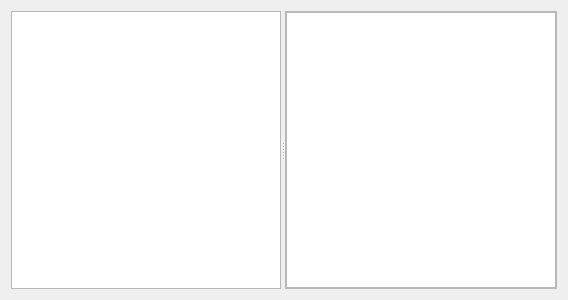
The window that plugins/pmhplugin/pmhmodewidget.ui (FreeHealth/freehealth) describes before a commit, drawn with Qt 5.
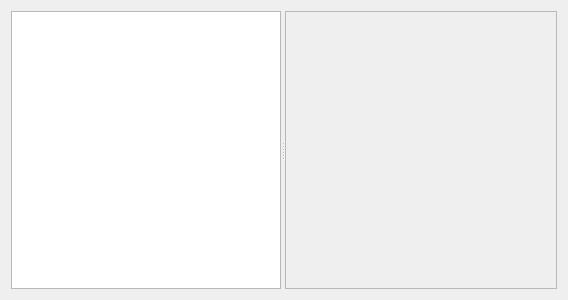
The same window after the commit. Custom widgets are drawn as their Qt base class.

Commit message: adding formdatamapper in pmhx

Patch:
```diff
--- a/plugins/pmhplugin/pmhmodewidget.ui
+++ b/plugins/pmhplugin/pmhmodewidget.ui
@@ -56,7 +56,7 @@
         <item row="0" column="0">
          <widget class="QStackedWidget" name="stackedWidget">
           <property name="currentIndex">
-           <number>0</number>
+           <number>2</number>
           </property>
           <widget class="QWidget" name="pageSynthesis">
            <layout class="QGridLayout" name="gridLayout_3">
@@ -85,6 +85,16 @@
             </item>
            </layout>
           </widget>
+          <widget class="QWidget" name="formPage">
+           <layout class="QGridLayout" name="gridLayout_5">
+            <property name="margin">
+             <number>0</number>
+            </property>
+            <item row="0" column="0">
+             <widget class="Form::FormDataWidgetMapper" name="formDataMapper" native="true"/>
+            </item>
+           </layout>
+          </widget>
          </widget>
         </item>
        </layout>
@@ -95,17 +105,23 @@
   </layout>
  </widget>
  <customwidgets>
-  <customwidget>
-   <class>Utils::MiniSplitter</class>
-   <extends>QSplitter</extends>
-   <header location="global">utils/widgets/minisplitter.h</header>
-   <container>1</container>
-  </customwidget>
   <customwidget>
    <class>Views::TreeView</class>
    <extends>QTreeView</extends>
    <header location="global">listviewplugin/treeview.h</header>
   </customwidget>
+  <customwidget>
+   <class>Utils::MiniSplitter</class>
+   <extends>QSplitter</extends>
+   <header location="global">utils/widgets/minisplitter.h</header>
+   <container>1</container>
+  </customwidget>
+  <customwidget>
+   <class>Form::FormDataWidgetMapper</class>
+   <extends>QWidget</extends>
+   <header location="global">formmanagerplugin/formdatawidgetmapper.h</header>
+   <container>1</container>
+  </customwidget>
   <customwidget>
    <class>PMH::PmhViewer</class>
    <extends>QWidget</extends>
```
The commit also changes 2 other files.
